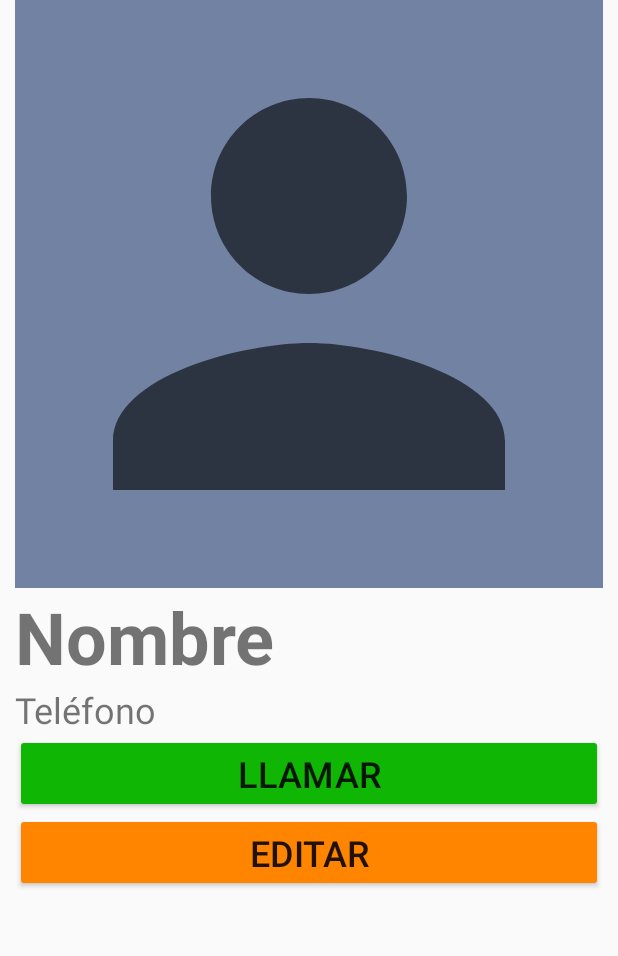
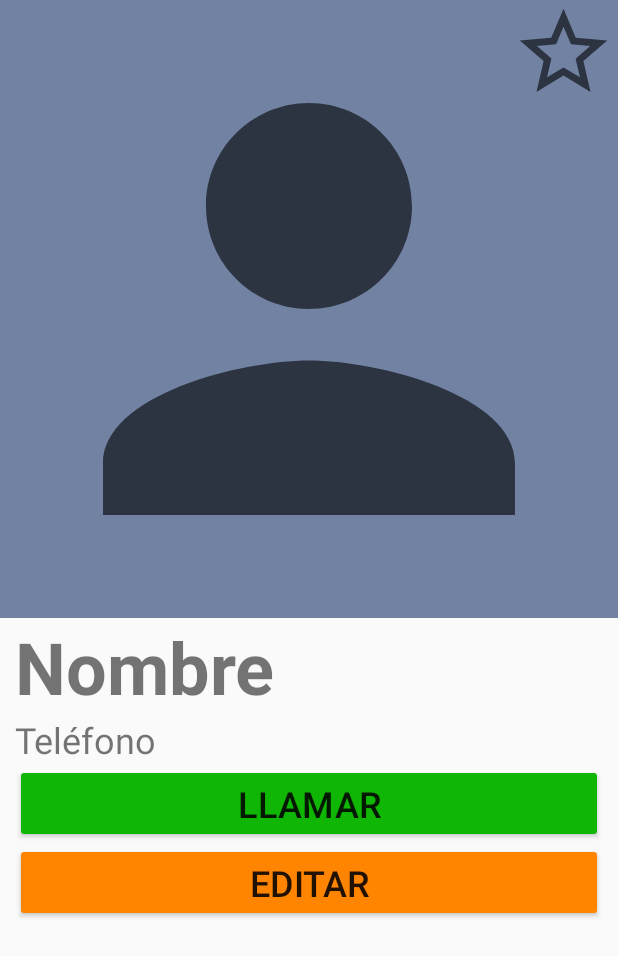
Before and after one commit to javigom/TFG-AndroidElderlyApp, an Android app: the layout fragment_detail_contact.xml on its own in the app's theme, with its tools: preview values and no code run, on a phone screen of 412 x 824 dp. Shown: the top 956 px of the screen. Run offline under Robolectric (Android 15) with nearby library versions, the phone set to English and light mode, and no system bars.

```diff
--- a/call/src/main/java/com/example/call/model/MyContentResolver.java
+++ b/call/src/main/java/com/example/call/model/MyContentResolver.java
@@ -1,6 +1,7 @@
 package com.example.call.model;
 
 import android.content.ContentResolver;
+import android.content.Intent;
 import android.database.Cursor;
 import android.os.Build;
 import android.provider.CallLog;
@@ -192,4 +193,8 @@ public class MyContentResolver {
 
     }
 
+    public void editContact(ContactModel contactModel){
+        //Modificar contactos
+    }
+
 }
--- a/call/src/main/res/layout/fragment_detail_contact.xml
+++ b/call/src/main/res/layout/fragment_detail_contact.xml
@@ -1,5 +1,5 @@
 <?xml version="1.0" encoding="utf-8"?>
-<RelativeLayout
+<androidx.constraintlayout.widget.ConstraintLayout
     xmlns:android="http://schemas.android.com/apk/res/android"
     xmlns:app="http://schemas.android.com/apk/res-auto"
     xmlns:tools="http://schemas.android.com/tools"
@@ -8,16 +8,17 @@
 
     <LinearLayout
         android:layout_width="match_parent"
-        android:layout_height="match_parent"
+        android:layout_height="wrap_content"
         android:gravity="center_horizontal"
-        android:orientation="vertical">
+        android:orientation="vertical"
+        app:layout_constraintEnd_toEndOf="parent"
+        app:layout_constraintStart_toStartOf="parent"
+        app:layout_constraintTop_toTopOf="parent">
 
         <ImageView
             android:id="@+id/ivPhotoFDC"
             android:layout_width="match_parent"
             android:layout_height="wrap_content"
-            android:layout_marginStart="10dp"
-            android:layout_marginEnd="10dp"
             android:adjustViewBounds="true"
             android:background="@color/blue_primary_variant"
             android:scaleType="centerCrop"
@@ -65,4 +66,16 @@
             app:icon="@android:drawable/ic_menu_edit" />
 
     </LinearLayout>
-</RelativeLayout>
+
+    <ImageButton
+        android:id="@+id/ibFavFEC"
+        android:layout_width="70dp"
+        android:layout_height="70dp"
+        android:layout_marginEnd="1dp"
+        android:background="#00ffffff"
+        android:hapticFeedbackEnabled="false"
+        android:src="@drawable/ic_star_disabled"
+        app:layout_constraintEnd_toEndOf="parent"
+        app:layout_constraintTop_toTopOf="parent" />
+
+</androidx.constraintlayout.widget.ConstraintLayout>
```
Also changed, not shown: call/src/main/java/com/example/call/ContactActivity.java (+8 -1 lines), call/src/main/java/com/example/call/MainActivity.java (+38 -7 lines), call/src/main/java/com/example/call/UpdateContact.java (added, +7 -0 lines), call/src/main/java/com/example/call/adapter/TabLayoutAdapter.java (+7 -1 lines), call/src/main/java/com/example/call/fragment/ContactListFragment.java (+6 -1 lines), call/src/main/java/com/example/call/fragment/DetailContactFragment.java (+20 -6 lines), call/src/main/java/com/example/call/fragment/EditContactFragment.java (+23 -0 lines).
